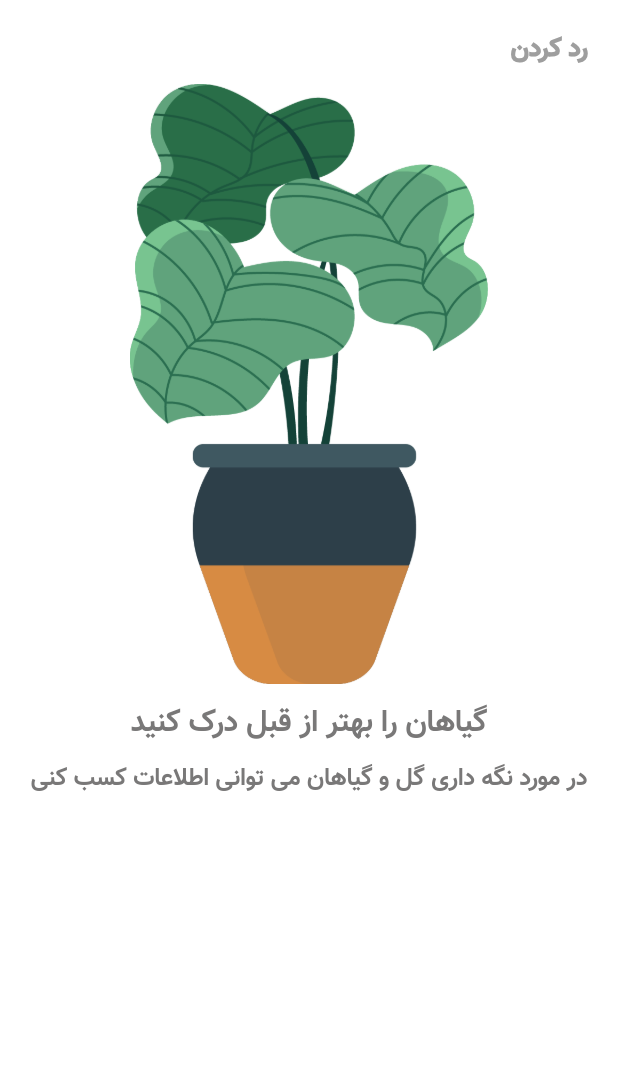
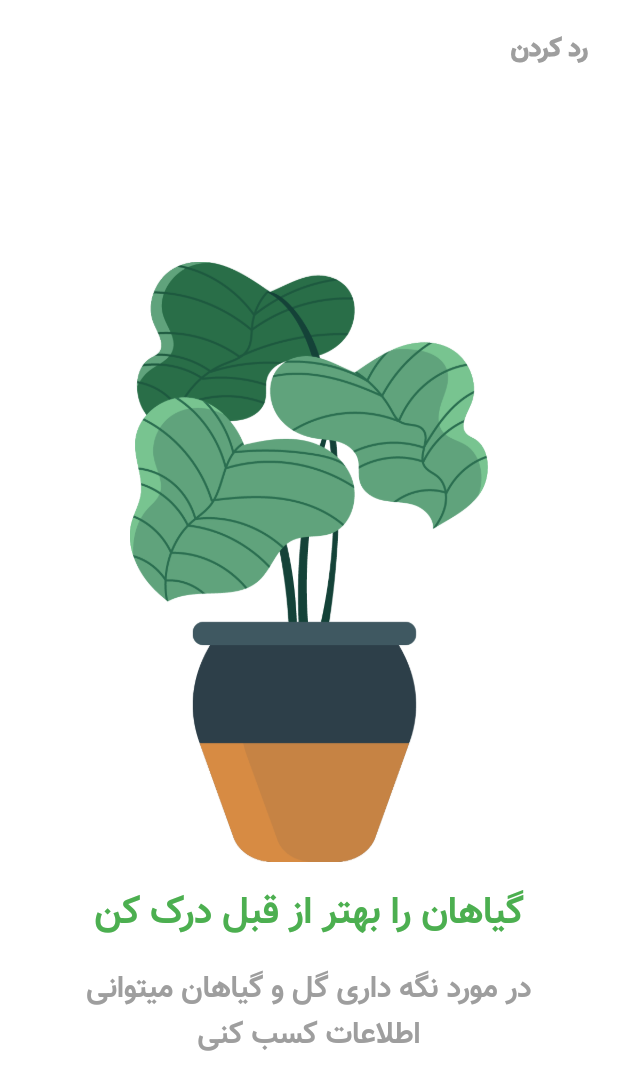
Before and after one commit to imanshbb/plant_app_ui, a Flutter app: the screen it shows after launch, on a phone screen of 412 x 824 dp. Shown: the top 1090 px of the screen. Run offline on Flutter 3.47's test engine with Material 2 defaults, Android fonts, the light colour scheme and no system bars.

Commit message:
edit page1

```diff
--- a/lib/constants/constants.dart
+++ b/lib/constants/constants.dart
@@ -4,9 +4,9 @@ class Constant {
   static Color primeryColor = Colors.green;
   static Color blackColor = Colors.black;
 
-  static String titleOne = 'گیاهان را بهتر از قبل درک کنید';
+  static String titleOne = 'گیاهان را بهتر از قبل درک کن';
   static String descriptionOne =
-      'در مورد نگه داری گل و گیاهان می توانی اطلاعات کسب کنی';
+      'در مورد نگه داری گل و گیاهان میتوانی اطلاعات کسب کنی';
   static String titleTow = 'با گیاهان جدید آشنا شو';
   static String descriptionTow =
       'رز مشکی یا گل رز دوست داری؟ اینجا می تونی پیداش کنی';
--- a/lib/screens/home_page.dart
+++ b/lib/screens/home_page.dart
@@ -44,35 +44,39 @@ class _HomePageState extends State<HomePage> {
           });
         },
         children: <Widget>[
-          Column(
+          Padding(
+            padding: const EdgeInsets.only(right: 50.0, left: 50.0),
+            child: Column(
+              mainAxisAlignment: MainAxisAlignment.center,
               children: [
                 Image.asset(
                   'assets/images/plant-one.png',
                   height: 400,
                 ),
-              Padding(
-                padding: const EdgeInsets.only(top: 10.0),
-                child: Text(
+                const SizedBox(height: 15.0),
+                Text(
                   Constant.titleOne,
+                  textAlign: TextAlign.center,
+                  style: TextStyle(
+                    fontFamily: 'Vazir',
+                    fontSize: 25.0,
+                    fontWeight: FontWeight.bold,
+                    color: Constant.primeryColor,
+                  ),
+                ),
+                const SizedBox(height: 15.0),
+                Text(
+                  Constant.descriptionOne,
+                  textAlign: TextAlign.center,
                   style: const TextStyle(
                     fontFamily: 'Vazir',
-                    fontSize: 20,
-                    color: Color.fromARGB(255, 121, 120, 120),
-                  ),
-                ),
-              ),
-              Padding(
-                padding: const EdgeInsets.only(top: 10.0),
-                child: Text(
-                  Constant.descriptionOne,
-                  style: const TextStyle(
-                    fontFamily: 'Vazir',
-                    fontSize: 16.0,
-                    color: Color.fromARGB(255, 121, 120, 120),
-                  ),
+                    fontSize: 20.0,
+                    fontWeight: FontWeight.bold,
+                    color: Colors.grey,
                   ),
                 ),
               ],
+            ),
           ),
         ],
       ),
```
Lines whose indentation alone changed are shown as unchanged.
